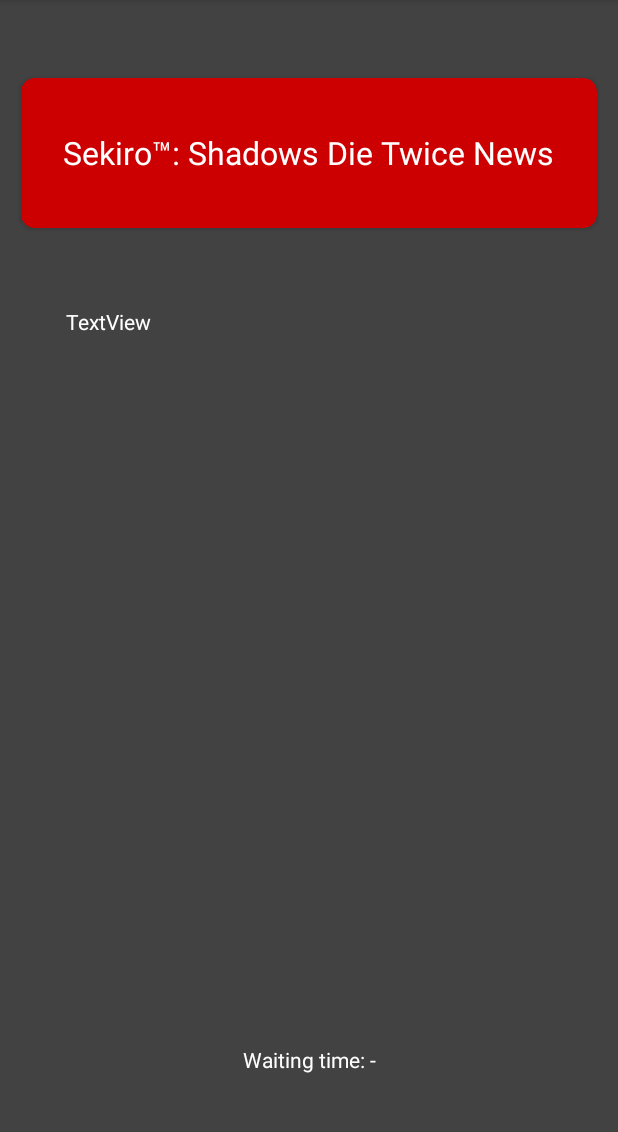
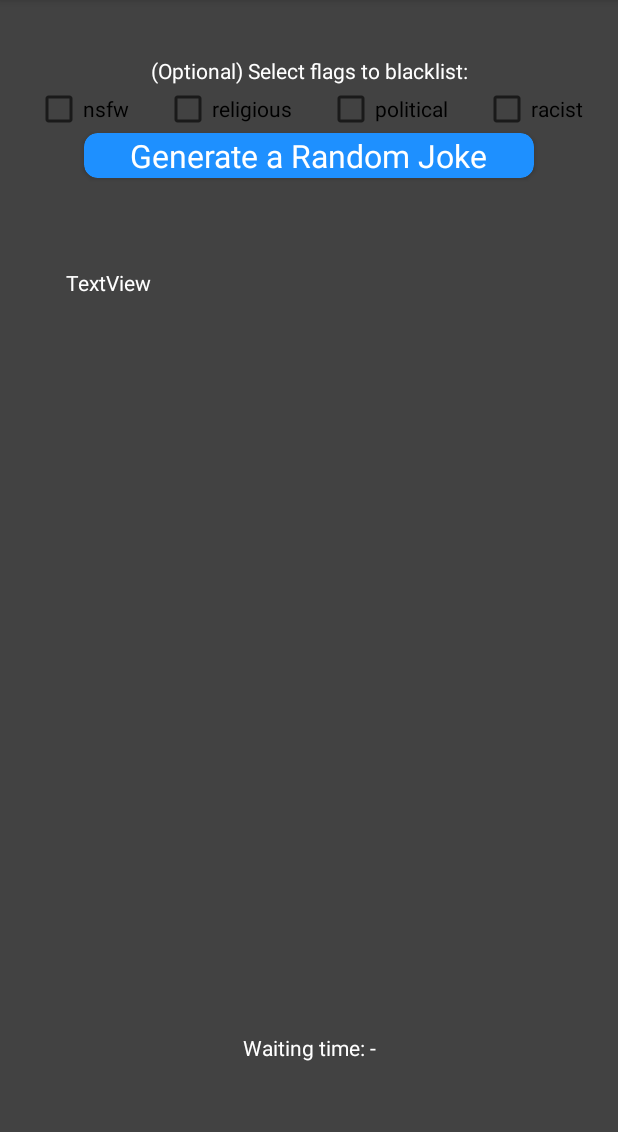
Before and after one commit to CS5520-Team5/Team5GroupProject, an Android app: the WebServiceActivity screen opened directly, with no data from a screen before it, on a phone screen of 412 x 824 dp, the part 84-1216 px from its top. Run offline under Robolectric (Android 15) with nearby library versions, the phone set to English and light mode, and no system bars.

Commit message:
Update layouts by adding checkboxes to customize URL

```diff
--- a/app/src/main/java/edu/northeastern/groupproject/WebServiceActivity.java
+++ b/app/src/main/java/edu/northeastern/groupproject/WebServiceActivity.java
@@ -29,7 +29,7 @@
     protected void onCreate(Bundle savedInstanceState) {
         super.onCreate(savedInstanceState);
         setContentView(R.layout.activity_web_service);
-        cardView = findViewById(R.id.cardSekiro);
+        cardView = findViewById(R.id.cardGenerateJoke);
         textView = findViewById(R.id.testText);
         responseTimeText = findViewById(R.id.responseTimeText);
 
--- a/app/src/main/res/layout/activity_web_service.xml
+++ b/app/src/main/res/layout/activity_web_service.xml
@@ -7,29 +7,84 @@
     android:background="@color/cardview_dark_background"
     tools:context=".WebServiceActivity">
 
+    <TextView
+        android:id="@+id/selectFlagInfo"
+        android:layout_width="wrap_content"
+        android:layout_height="wrap_content"
+        android:paddingLeft="30dp"
+        android:paddingRight="30dp"
+        android:text="(Optional) Select flags to blacklist:"
+        android:textColor="@color/white"
+        app:layout_constraintTop_toTopOf="parent"
+        app:layout_constraintBottom_toBottomOf="parent"
+        app:layout_constraintStart_toStartOf="parent"
+        app:layout_constraintEnd_toEndOf="parent"
+        app:layout_constraintHorizontal_bias="0.5"
+        app:layout_constraintVertical_bias="0.05" />
+
+    <CheckBox
+        android:id="@+id/checkbox1"
+        android:layout_width="wrap_content"
+        android:layout_height="wrap_content"
+        android:text="nsfw"
+        app:layout_constraintEnd_toStartOf="@+id/checkbox2"
+        app:layout_constraintStart_toStartOf="parent"
+        app:layout_constraintTop_toBottomOf="@+id/selectFlagInfo"
+        app:layout_constraintVertical_bias="0.0" />
+
+    <CheckBox
+        android:id="@+id/checkbox2"
+        android:layout_width="wrap_content"
+        android:layout_height="wrap_content"
+        android:text="religious"
+        app:layout_constraintEnd_toStartOf="@+id/checkbox3"
+        app:layout_constraintStart_toEndOf="@+id/checkbox1"
+        app:layout_constraintTop_toBottomOf="@+id/selectFlagInfo"
+        app:layout_constraintVertical_bias="0.063" />
+
+    <CheckBox
+        android:id="@+id/checkbox3"
+        android:layout_width="wrap_content"
+        android:layout_height="wrap_content"
+        android:text="political"
+        app:layout_constraintEnd_toStartOf="@+id/checkbox4"
+        app:layout_constraintStart_toEndOf="@+id/checkbox2"
+        app:layout_constraintTop_toBottomOf="@+id/selectFlagInfo"
+        app:layout_constraintVertical_bias="0.063" />
+
+    <CheckBox
+        android:id="@+id/checkbox4"
+        android:layout_width="wrap_content"
+        android:layout_height="wrap_content"
+        android:text="racist"
+        app:layout_constraintEnd_toEndOf="parent"
+        app:layout_constraintStart_toEndOf="@+id/checkbox3"
+        app:layout_constraintTop_toBottomOf="@+id/selectFlagInfo"
+        app:layout_constraintVertical_bias="0.063" />
+
     <androidx.cardview.widget.CardView
-        android:id="@+id/cardSekiro"
-        android:layout_width="384dp"
-        android:layout_height="100dp"
-        app:cardBackgroundColor="#CC0000"
+        android:id="@+id/cardGenerateJoke"
+        android:layout_width="300dp"
+        android:layout_height="30dp"
+        app:cardBackgroundColor="#1E90FF"
         app:cardCornerRadius="9dp"
         app:layout_constraintStart_toStartOf="parent"
         app:layout_constraintEnd_toEndOf="parent"
-        app:layout_constraintTop_toTopOf="parent"
-        app:layout_constraintBottom_toTopOf="@id/testText">
+        app:layout_constraintTop_toBottomOf="@+id/checkbox1"
+        tools:ignore="MissingConstraints">
 
         <RelativeLayout
+            app:layout_constraintTop_toBottomOf="@+id/checkbox1"
             android:layout_height="match_parent"
-        android:layout_width="match_parent">
+            android:layout_width="match_parent" >
 
             <TextView
                 android:layout_width="wrap_content"
                 android:layout_height="wrap_content"
-            android:text="Sekiro™: Shadows Die Twice News"
                 android:layout_centerInParent="true"
-            android:textSize="21dp"
-            android:textColor="@color/white" />
-
+                android:text="Generate a Random Joke"
+                android:textColor="@color/white"
+                android:textSize="21dp" />
         </RelativeLayout>
 
     </androidx.cardview.widget.CardView>
@@ -37,15 +92,15 @@
     <TextView
         android:id="@+id/testText"
         android:layout_width="384dp"
-        android:layout_height="440dp"
+        android:layout_height="450dp"
+        android:paddingLeft="30dp"
+        android:paddingRight="30dp"
         android:text="TextView"
         android:textColor="@color/white"
-        android:paddingLeft="30dp"
-        android:paddingRight="30dp"
+        app:layout_constraintTop_toBottomOf="@+id/cardGenerateJoke"
+        app:layout_constraintBottom_toTopOf="@id/responseTimeText"
         app:layout_constraintStart_toStartOf="parent"
-        app:layout_constraintEnd_toEndOf="parent"
-        app:layout_constraintTop_toBottomOf="@+id/cardSekiro"
-        app:layout_constraintBottom_toTopOf="@id/responseTimeText" />
+        app:layout_constraintEnd_toEndOf="parent" />
 
     <TextView
         android:id="@+id/responseTimeText"
@@ -53,9 +108,23 @@
         android:layout_height="wrap_content"
         android:text="Waiting time: -"
         android:textColor="@color/white"
+        app:layout_constraintBottom_toBottomOf="parent"
+        app:layout_constraintEnd_toEndOf="parent"
         app:layout_constraintStart_toStartOf="parent"
-        app:layout_constraintEnd_toEndOf="parent"
-        app:layout_constraintTop_toBottomOf="@id/testText"
-        app:layout_constraintBottom_toBottomOf="parent" />
+        app:layout_constraintTop_toBottomOf="@id/testText" />
+
+    <androidx.constraintlayout.widget.Barrier
+        android:id="@+id/barrier2"
+        android:layout_width="wrap_content"
+        android:layout_height="wrap_content"
+        app:barrierDirection="left"
+        app:constraint_referenced_ids="selectFlagInfo" />
+
+    <androidx.constraintlayout.widget.Guideline
+        android:id="@+id/guideline"
+        android:layout_width="wrap_content"
+        android:layout_height="wrap_content"
+        android:orientation="vertical"
+        app:layout_constraintGuide_begin="20dp" />
 
 </androidx.constraintlayout.widget.ConstraintLayout>
```
Lines whose indentation alone changed are shown as unchanged.
